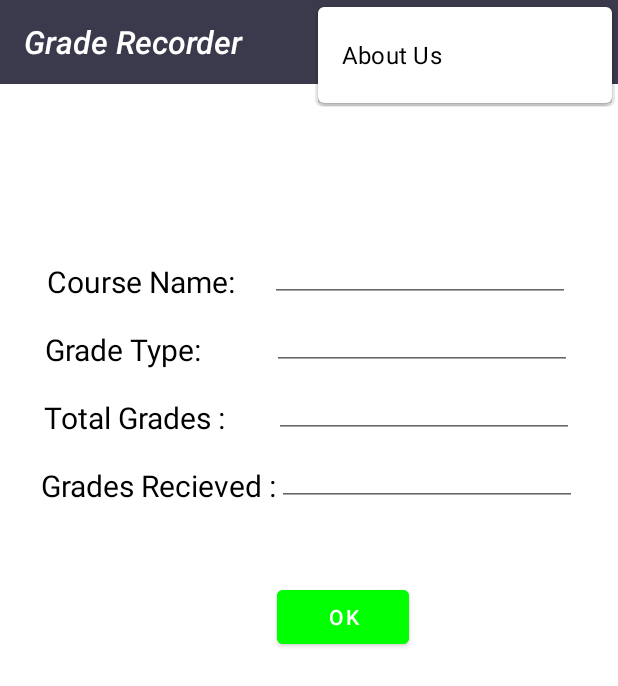
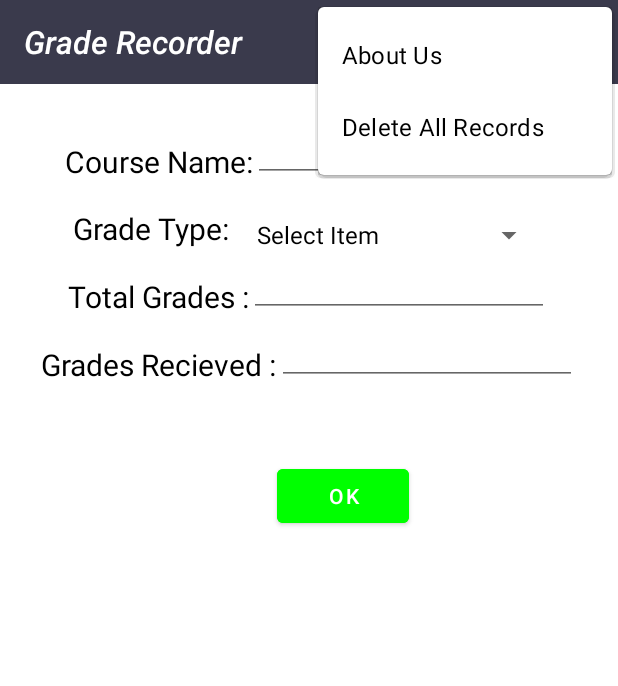
Before and after one commit to Simranjeet92Singh/GradeRecorder, an Android app: the fragment Addcourse placed in its activity, with the options menu open, on a phone screen of 412 x 824 dp. Shown: the top 686 px of the screen. Run offline under Robolectric (Android 15) with nearby library versions, the phone set to English and light mode, and no system bars; our stand-ins replace Room's generated code.

Commit message:
allScreensdone3

```diff
--- a/app/src/main/AndroidManifest.xml
+++ b/app/src/main/AndroidManifest.xml
@@ -15,7 +15,8 @@
         tools:targetApi="31">
         <activity
             android:name=".MainActivity"
-            android:exported="true">
+            android:exported="true"
+            android:configChanges="orientation|screenSize|keyboardHidden">
             <intent-filter>
                 <action android:name="android.intent.action.MAIN" />
 
--- a/app/src/main/java/com/gradeRecorder/graderecorder/CourceList.kt
+++ b/app/src/main/java/com/gradeRecorder/graderecorder/CourceList.kt
@@ -2,9 +2,11 @@ package com.gradeRecorder.graderecorder
 
 import android.os.Build
 import android.os.Bundle
+import android.util.Log
 import android.view.LayoutInflater
 import android.view.View
 import android.view.ViewGroup
+import android.widget.TextView
 import android.widget.Toast
 import androidx.annotation.RequiresApi
 import androidx.appcompat.app.AppCompatActivity
@@ -58,6 +60,9 @@ class CourceList : Fragment() {
         ac ?: return
         recycler=view?.findViewById(R.id.recycler)
         floatingButton=view?.findViewById<FloatingActionButton>(R.id.ac)
+        val firstText=view?.findViewById<TextView>(R.id.frontText)
+
+//        firstText.visibility=View.GONE
 
         floatingButton?.setOnClickListener{
 
@@ -82,9 +87,19 @@ class CourceList : Fragment() {
             adapter.notifyDataSetChanged()
             recycler?.adapter=adapter
 
+            if(model?.size==0){
+                Log.d("List size ","${model?.size}")
+//            firstText.visibility=View.VISIBLE
+                firstText.text="Hello! Welcome to Grade Recorder, Press Add button to begin."
+            }else{
+//            firstText.visibility=View.GONE
+            }
+
+        }
 
 
-        }
+
+
     }
     companion object {
 
--- a/app/src/main/java/com/gradeRecorder/graderecorder/Database/Database.kt
+++ b/app/src/main/java/com/gradeRecorder/graderecorder/Database/Database.kt
@@ -6,7 +6,7 @@ import androidx.room.Room
 import androidx.room.RoomDatabase
 import com.gradeRecorder.graderecorder.recyclerview.model
 
-@Database(entities = [model::class], version = 3, exportSchema = false)
+@Database(entities = [model::class], version = 4, exportSchema = false)
 abstract class Database:RoomDatabase() {
     abstract fun modelDAO():DatabaseDAO
     companion object{
--- a/app/src/main/java/com/gradeRecorder/graderecorder/recyclerview/Adapter.kt
+++ b/app/src/main/java/com/gradeRecorder/graderecorder/recyclerview/Adapter.kt
@@ -60,6 +60,9 @@ class Adapter (val context:Context,val fragmentManager: FragmentManager?, val li
                         )?.commit()
 
                     }
+                    Toast.makeText(context.applicationContext," Record Deleted",Toast.LENGTH_SHORT).show()
+
+
                 }
 
             builder
--- a/app/src/main/java/com/gradeRecorder/graderecorder/recyclerview/model.kt
+++ b/app/src/main/java/com/gradeRecorder/graderecorder/recyclerview/model.kt
@@ -9,8 +9,8 @@ data class model (
     @PrimaryKey(autoGenerate = true)
      var key:Int=0,
      var courseName:String?="null",
-     var totalGrades:String?="null",
-     var gradesReceived:String?="null",
+     var totalGrades:Double?=0.0,
+     var gradesReceived:Double?=0.0,
     var typeOfGrade:String?="null",
 
         ):Serializable{
--- a/app/src/main/res/layout/activity_main.xml
+++ b/app/src/main/res/layout/activity_main.xml
@@ -8,7 +8,7 @@
 
     <androidx.appcompat.widget.Toolbar
         android:id="@+id/toolbar"
-        android:background="#3a3a4c"
+        android:background="@color/grey"
         android:layout_width="match_parent"
         android:layout_height="0dp"
         app:layout_constraintEnd_toEndOf="parent"
--- a/app/src/main/res/layout/fragment_addcource.xml
+++ b/app/src/main/res/layout/fragment_addcource.xml
@@ -1,10 +1,71 @@
-<LinearLayout xmlns:android="http://schemas.android.com/apk/res/android"
+<ScrollView xmlns:android="http://schemas.android.com/apk/res/android"
     xmlns:tools="http://schemas.android.com/tools"
     android:layout_width="match_parent"
+    android:layout_height="wrap_content"
+    android:orientation="vertical"
+    android:layout_marginTop="20dp"
+    >
+<LinearLayout
+    android:layout_width="match_parent"
     android:layout_height="match_parent"
-    android:layout_marginTop="100dp"
     android:orientation="vertical"
     >
+    <LinearLayout
+        android:layout_width="match_parent"
+        android:layout_height="wrap_content"
+        android:gravity="center"
+
+        android:orientation="horizontal">
+
+        <TextView
+            android:layout_width="wrap_content"
+            android:layout_height="wrap_content"
+            android:layout_gravity="bottom"
+            android:text="@string/c_name"
+            android:textAlignment="gravity"
+            android:textSize="20dp"></TextView>
+
+        <EditText
+            android:id="@+id/CourseName"
+            android:lines="1"
+            android:layout_width="200dp"
+            android:layout_height="wrap_content"></EditText>
+    </LinearLayout>
+
+    <LinearLayout
+        android:layout_width="match_parent"
+        android:layout_height="wrap_content"
+        android:gravity="center"
+        android:layout_marginTop="15dp"
+
+        android:orientation="horizontal">
+
+        <TextView
+            android:layout_width="wrap_content"
+            android:layout_height="wrap_content"
+            android:layout_gravity="bottom"
+            android:text="@string/g_type"
+            android:textAlignment="gravity"
+            android:textSize="20dp"></TextView>
+
+<!--        <EditText-->
+<!--            android:id="@+id/gradeType"-->
+<!--            android:layout_width="200dp"-->
+<!--            android:layout_height="wrap_content"></EditText>-->
+
+   <Spinner
+       android:id="@+id/gradeType"
+       android:layout_marginLeft="10dp"
+       android:layout_marginTop="5dp"
+       android:layout_width="200dp"
+       android:layout_height="wrap_content"
+       android:drawSelectorOnTop="true"
+       android:entries="@array/spinnerItems"
+       >
+
+   </Spinner>
+    </LinearLayout>
+
 
     <LinearLayout
         android:layout_width="match_parent"
@@ -17,55 +78,15 @@
             android:layout_width="wrap_content"
             android:layout_height="wrap_content"
             android:layout_gravity="bottom"
-            android:text="Course Name:     "
-            android:textAlignment="gravity"
-            android:textSize="20dp"></TextView>
-
-        <EditText
-            android:id="@+id/CourseName"
-            android:layout_width="200dp"
-            android:layout_height="wrap_content"></EditText>
-    </LinearLayout>
-
-    <LinearLayout
-        android:layout_width="match_parent"
-        android:layout_height="wrap_content"
-        android:gravity="center"
-
-        android:orientation="horizontal">
-
-        <TextView
-            android:layout_width="wrap_content"
-            android:layout_height="wrap_content"
-            android:layout_gravity="bottom"
-            android:text="Grade Type:          "
-            android:textAlignment="gravity"
-            android:textSize="20dp"></TextView>
-
-        <EditText
-            android:id="@+id/gradeType"
-            android:layout_width="200dp"
-            android:layout_height="wrap_content"></EditText>
-    </LinearLayout>
-
-    <LinearLayout
-        android:layout_width="match_parent"
-        android:layout_height="wrap_content"
-        android:gravity="center"
-
-        android:orientation="horizontal">
-
-        <TextView
-            android:layout_width="wrap_content"
-            android:layout_height="wrap_content"
-            android:layout_gravity="bottom"
-            android:text="Total Grades :       "
+            android:text="@string/t_grades"
             android:textAlignment="gravity"
             android:textSize="20dp"></TextView>
 
         <EditText
             android:id="@+id/totalGrade"
             android:layout_width="200dp"
+            android:inputType="number"
+            android:lines="1"
             android:layout_height="wrap_content"></EditText>
 
     </LinearLayout>
@@ -81,13 +102,15 @@
             android:layout_width="wrap_content"
             android:layout_height="wrap_content"
             android:layout_gravity="bottom"
-            android:text="Grades Recieved :"
+            android:text="@string/g_rec"
             android:textAlignment="gravity"
             android:textSize="20dp"></TextView>
 
         <EditText
             android:id="@+id/GradesRecieved"
             android:layout_width="200dp"
+            android:lines="1"
+            android:inputType="number"
             android:layout_height="wrap_content"></EditText>
     </LinearLayout>
 
@@ -116,3 +139,4 @@
 <!--            android:text="Back"></Button>-->
     </LinearLayout>
 </LinearLayout>
+</ScrollView>
--- a/app/src/main/res/menu/toolbar_menu.xml
+++ b/app/src/main/res/menu/toolbar_menu.xml
@@ -6,5 +6,11 @@
        android:title="About Us"
         app:showAsAction="never">
 
+
 </item>
+    <item android:id="@+id/deleteAll"
+        android:title="Delete All Records"
+        app:showAsAction="never">
+
+    </item>
 </menu>
--- /dev/null
+++ b/app/src/main/res/values/array.xml
@@ -0,0 +1,13 @@
+<?xml version="1.0" encoding="utf-8"?>
+<resources>
+    <string-array name="spinnerItems">
+        <item>Select Item</item>
+        <item>Quiz</item>
+        <item>Lab</item>
+        <item>Project</item>
+        <item>MidTerm</item>
+        <item>Final</item>
+
+
+    </string-array>
+</resources>
--- a/app/src/main/res/values/colors.xml
+++ b/app/src/main/res/values/colors.xml
@@ -8,4 +8,5 @@
     <color name="black">#FF000000</color>
     <color name="white">#FFFFFFFF</color>
     <color name="grey">#3A3A4C</color>
+    <color name="item">#BEBFC4</color>
 </resources>
--- a/app/src/main/res/values/strings.xml
+++ b/app/src/main/res/values/strings.xml
@@ -1,3 +1,17 @@
 <resources>
     <string name="app_name">Grade Recorder</string>
+
+    <string name="about_us">\tGrade Recorder is an Application in which you can record the grade, course number (ie Android or INFO 6124), type of grade (quiz, lab, project, midterm, final), percentage worth of total grade  and the grade received.\n
+	\tIt has Three Activities (Screens) :Your program must have at least three activities: one activity to record the grades as you get them, another activity to visualize all the grades received where you are able to visually distinguish grades for different courses, an activity that explains what your app does and includes your name in it.\n
+\n
+	\tIn Main Screen you can add the grade record on pushing the plus button, this will take you to the add grade screen where you add the details and on pushing Ok button , record is saved.\n
+On the toolbar there is option for delete record which delete all the records with an alert box that require your permission.And also an option to view the About Us screen which shows details of about App .\n
+\n
+        <u><b>About the Developer:</b></u>\n
+Developed by : Oops Info solutions pvt ltd</string>
+
+    <string name="c_name">Course Name:     </string>
+    <string name="g_type">Grade Type:      </string>
+    <string name="t_grades">Total Grades :       </string>
+    <string name="g_rec">Grades Recieved :</string>
 </resources>
```
Also changed, not shown: app/src/main/java/com/gradeRecorder/graderecorder/Addcourse.kt (+20 -5 lines), app/src/main/java/com/gradeRecorder/graderecorder/MainActivity.kt (+47 -0 lines), app/src/main/res/layout/fragment_about_us.xml (+5 -4 lines), app/src/main/res/layout/fragment_course_list.xml (+20 -1 lines), app/src/main/res/layout/recycler_list_view.xml (+11 -6 lines).
